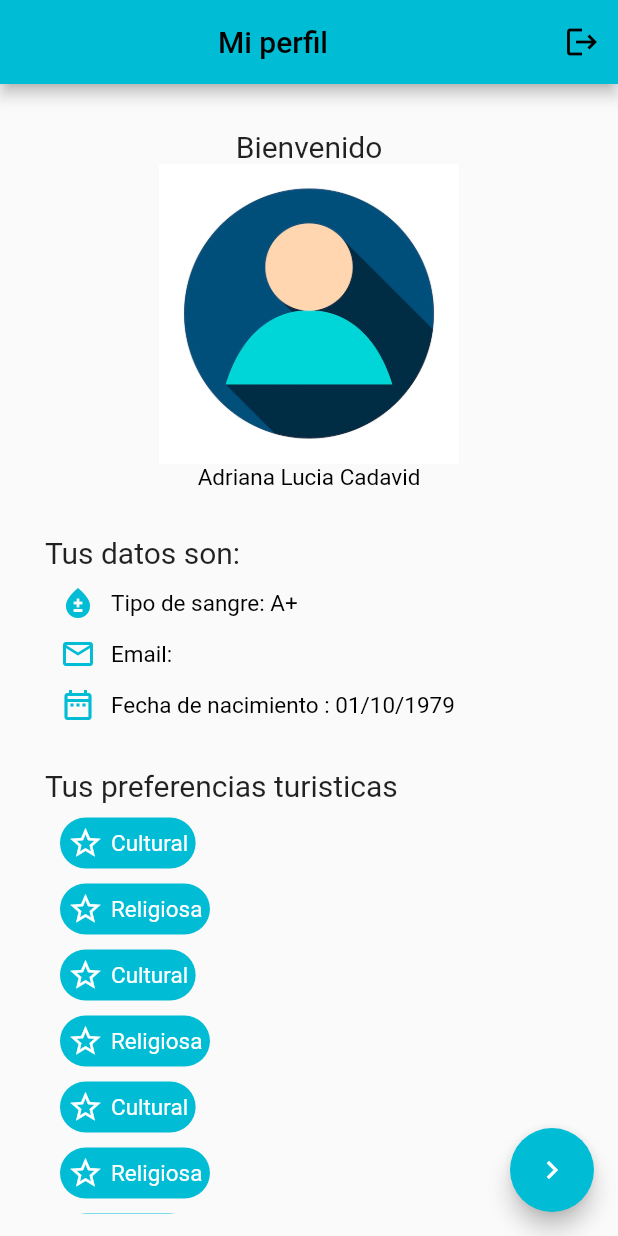
After one commit to FlutterTravelWild/TravelWild, a Flutter app: the ProfilePage screen opened directly, on a phone screen of 412 x 824 dp. The commit adds this screen. Run offline on Flutter 3.47's test engine with Material 2 defaults, Android fonts, the phone set to English and light mode, and no system bars; our stand-ins replace cloud_firestore, firebase_auth, firebase_core, flutter_rating_bar, shared_preferences; accounts and stored records are empty; network calls fail.

Commit message:
Subiendo Profile page, arreglos en ruta y manejo de firebase

```diff
--- a/lib/main.dart
+++ b/lib/main.dart
@@ -1,6 +1,7 @@
 import 'package:flutter/material.dart';
 
 import 'package:flutter_localizations/flutter_localizations.dart';
+import 'package:fluttertravelwild/pages/profile_page.dart';
 
 import 'package:fluttertravelwild/pages/splash_page.dart';
 
@@ -11,7 +12,6 @@ import 'firebase_options.dart';
 //   runApp(const MyApp());
 // }
 void main() async {
-
   WidgetsFlutterBinding.ensureInitialized();
   await Firebase.initializeApp(options: DefaultFirebaseOptions.currentPlatform);
 
@@ -26,7 +26,6 @@ class MyApp extends StatelessWidget {
   Widget build(BuildContext context) {
     return MaterialApp(
       title: 'TravelWild',
-
       localizationsDelegates: const [
         GlobalMaterialLocalizations.delegate,
         GlobalWidgetsLocalizations.delegate,
@@ -37,11 +36,9 @@ class MyApp extends StatelessWidget {
         Locale('es', 'CO'),
       ],
       theme: ThemeData(
-
-        primarySwatch: Colors.green,
+        primarySwatch: Colors.cyan,
       ),
       home: const Splash(),
-
     );
   }
 }
--- a/lib/pages/HomePage.dart
+++ b/lib/pages/HomePage.dart
@@ -1,5 +1,7 @@
+import 'package:firebase_auth/firebase_auth.dart';
 import 'package:flutter/material.dart';
 import 'package:fluttertravelwild/models/Place.dart';
+import 'package:fluttertravelwild/pages/Login_page.dart';
 
 import 'package:shared_preferences/shared_preferences.dart';
 import 'package:flutter_rating_bar/flutter_rating_bar.dart';
@@ -29,7 +31,7 @@ class _HomePageState extends State<HomePage> {
   String imageURL =
       "https://images.pexels.com/photos/12470916/pexels-photo-12470916.jpeg?auto=compress&cs=tinysrgb&w=1260&h=750&dpr=2";
   Place placeLoad = Place.Empty();
-    double _rating = 3.0;
+  double _rating = 3.0;
 
   @override
   void initState() {
@@ -46,9 +48,7 @@ class _HomePageState extends State<HomePage> {
     // print(placeLoad.img);
   }
 
-
   Widget build(BuildContext context) {
-
     final rating = RatingBar.builder(
         initialRating: 3,
         maxRating: 1,
@@ -126,6 +126,19 @@ class _HomePageState extends State<HomePage> {
     );
     return Scaffold(
       appBar: AppBar(
+        actions: [
+          IconButton(
+            onPressed: () {
+              FirebaseAuth.instance.signOut();
+              Navigator.of(context).push(
+                MaterialPageRoute(
+                  builder: (context) => const LoginPage(),
+                ),
+              );
+            },
+            icon: const Icon(Icons.logout),
+          )
+        ],
         title: Text(
           "TravelWild Colombia-Medellín",
           style: TextStyle(
@@ -149,8 +162,8 @@ class _HomePageState extends State<HomePage> {
               const SizedBox(
                 height: 10,
               ),
-              rating
-                , const SizedBox(
+              rating,
+              const SizedBox(
                 height: 10,
               ),
               contenSection,
--- a/lib/pages/Login_page.dart
+++ b/lib/pages/Login_page.dart
@@ -1,6 +1,7 @@
 import 'package:flutter/material.dart';
 import 'package:fluttertravelwild/data/firebase_api.dart';
 import 'package:fluttertravelwild/pages/HomePage.dart';
+import 'package:fluttertravelwild/pages/profile_page.dart';
 import 'package:fluttertravelwild/pages/register_page.dart';
 import 'package:shared_preferences/shared_preferences.dart';
 
@@ -83,8 +84,8 @@ class _LoginPageState extends State<LoginPage> {
         msg = "connection success";
         print("entro");
         print(result);
-        Navigator.pushReplacement(
-            context, MaterialPageRoute(builder: (context) => const HomePage()));
+        Navigator.pushReplacement(context,
+            MaterialPageRoute(builder: (context) => const ProfilePage()));
       }
       _showMsg(msg);
     }
--- /dev/null
+++ b/lib/pages/profile_page.dart
@@ -0,0 +1,261 @@
+import 'package:firebase_auth/firebase_auth.dart';
+import 'package:flutter/material.dart';
+import 'package:fluttertravelwild/pages/HomePage.dart';
+import 'package:fluttertravelwild/pages/Login_page.dart';
+
+class ProfilePage extends StatelessWidget {
+  const ProfilePage({Key? key}) : super(key: key);
+
+  @override
+  Widget build(BuildContext context) {
+    return Scaffold(
+      appBar: AppBar(
+        title: const Center(child: Text("Mi perfil")),
+        actions: [
+          IconButton(
+            onPressed: () {
+              FirebaseAuth.instance.signOut();
+              Navigator.of(context).push(
+                MaterialPageRoute(
+                  builder: (context) => const LoginPage(),
+                ),
+              );
+            },
+            icon: const Icon(Icons.logout),
+          )
+        ],
+      ),
+      body: SafeArea(
+        child: Container(
+          margin: const EdgeInsets.all(15),
+          child: Body(),
+        ),
+      ),
+      floatingActionButton: FloatingActionButton(
+          onPressed: () {
+            Navigator.of(context).push(
+              MaterialPageRoute(
+                builder: (context) => const HomePage(),
+              ),
+            );
+          },
+          child: const Icon(
+            Icons.navigate_next,
+            color: Colors.white,
+          )),
+    );
+  }
+}
+
+class Body extends StatelessWidget {
+  const Body({Key? key}) : super(key: key);
+
+  @override
+  Widget build(BuildContext context) {
+    // Usar aqui datos reales del usuario.
+    var currentUser = FirebaseAuth.instance.currentUser;
+    String userName = "Adriana Lucia Cadavid";
+    String tipoSangre = "A+";
+    String email = currentUser?.email ?? "Sin email";
+    String fechaNacimiento = "01/10/1979";
+    List<String> preferencias = [
+      "Cultural",
+      "Religiosa",
+      "Cultural",
+      "Religiosa",
+      "Cultural",
+      "Religiosa",
+      "Cultural",
+      "Religiosa"
+    ];
+
+    return SingleChildScrollView(
+      child: Column(
+        crossAxisAlignment: CrossAxisAlignment.start,
+        children: [
+          Container(
+            margin: const EdgeInsets.all(15),
+            child: Saludo(
+              nombre: userName,
+            ),
+          ),
+          Container(
+            margin: const EdgeInsets.all(15),
+            child: Datos(
+              tipoSangre: tipoSangre,
+              email: email,
+              fechaNacimiento: fechaNacimiento,
+            ),
+          ),
+          Container(
+            margin: const EdgeInsets.all(15),
+            child: Preferencias(
+              preferencias: preferencias,
+            ),
+          ),
+        ],
+      ),
+    );
+  }
+}
+
+class Saludo extends StatelessWidget {
+  final String nombre;
+  const Saludo({Key? key, required String this.nombre}) : super(key: key);
+
+  @override
+  Widget build(BuildContext context) {
+    return Center(
+      child: Column(
+        children: [
+          const Text("Bienvenido", style: TextStyle(fontSize: 20)),
+          Container(
+            child: Image.asset('assets/img/usuario.png'),
+            height: 200,
+          ),
+          AppText(
+            text: nombre,
+          )
+        ],
+      ),
+    );
+  }
+}
+
+class Datos extends StatelessWidget {
+  final String tipoSangre;
+  final String email;
+  final String fechaNacimiento;
+  const Datos(
+      {Key? key,
+      required this.tipoSangre,
+      required this.email,
+      required this.fechaNacimiento})
+      : super(key: key);
+
+  @override
+  Widget build(BuildContext context) {
+    return Column(
+      crossAxisAlignment: CrossAxisAlignment.start,
+      children: [
+        const Text("Tus datos son:", style: TextStyle(fontSize: 20)),
+        DatosItem(
+          icon: Icons.bloodtype,
+          iconColor: Colors.cyan,
+          textData: "Tipo de sangre: $tipoSangre",
+        ),
+        DatosItem(
+            textData: "Email: $email",
+            icon: Icons.email_outlined,
+            iconColor: Colors.cyan),
+        DatosItem(
+            textData: "Fecha de nacimiento : $fechaNacimiento",
+            icon: Icons.date_range_outlined,
+            iconColor: Colors.cyan),
+      ],
+    );
+  }
+}
+
+//Icon(, color: Colors.red,)
+class DatosItem extends StatelessWidget {
+  final String textData;
+  final IconData icon;
+  final Color iconColor;
+  const DatosItem(
+      {Key? key,
+      required this.textData,
+      required this.icon,
+      required this.iconColor})
+      : super(key: key);
+
+  @override
+  Widget build(BuildContext context) {
+    return Container(
+      margin: const EdgeInsets.only(top: 10, left: 10),
+      child: Row(
+        children: [
+          Icon(
+            icon,
+            color: iconColor,
+          ),
+          const SizedBox(width: 10),
+          AppText(text: textData),
+        ],
+      ),
+    );
+  }
+}
+
+class Preferencias extends StatelessWidget {
+  final List<String> preferencias;
+  const Preferencias({Key? key, required this.preferencias}) : super(key: key);
+
+  @override
+  Widget build(BuildContext context) {
+    List<Widget> preferenciasWidgets = [];
+
+    preferencias.forEach((element) {
+      preferenciasWidgets.add(PreferenciasLabel(
+        preferencia: element,
+      ));
+    });
+
+    return Column(
+      crossAxisAlignment: CrossAxisAlignment.start,
+      children: [
+        Text(
+          "Tus preferencias turisticas",
+          style: TextStyle(fontSize: 20),
+        ),
+        ...preferenciasWidgets
+      ],
+    );
+  }
+}
+
+class PreferenciasLabel extends StatelessWidget {
+  final String preferencia;
+  const PreferenciasLabel({super.key, required this.preferencia});
+
+  @override
+  Widget build(BuildContext context) {
+    return Container(
+      padding: const EdgeInsets.all(5),
+      decoration: const BoxDecoration(
+        color: Colors.cyan,
+        borderRadius: BorderRadius.all(Radius.circular(50)),
+      ),
+      margin: const EdgeInsets.only(top: 10, left: 10),
+      child: Row(
+        mainAxisSize: MainAxisSize.min,
+        children: [
+          const Icon(
+            Icons.star_border,
+            color: Colors.white,
+          ),
+          const SizedBox(
+            width: 5,
+          ),
+          Text(
+            preferencia,
+            style: const TextStyle(fontSize: 15, color: Colors.white),
+          ),
+        ],
+      ),
+    );
+  }
+}
+
+class AppText extends StatelessWidget {
+  final String text;
+  const AppText({Key? key, required this.text}) : super(key: key);
+
+  @override
+  Widget build(BuildContext context) {
+    return Text(
+      text,
+      style: const TextStyle(fontSize: 15, color: Colors.black),
+    );
+  }
+}
--- a/lib/pages/splash_page.dart
+++ b/lib/pages/splash_page.dart
@@ -2,6 +2,7 @@ import 'package:firebase_auth/firebase_auth.dart';
 import 'package:flutter/material.dart';
 import 'package:fluttertravelwild/pages/HomePage.dart';
 import 'package:fluttertravelwild/pages/Login_page.dart';
+import 'package:fluttertravelwild/pages/profile_page.dart';
 
 class Splash extends StatefulWidget {
   // const Splash({super.key});
@@ -12,9 +13,8 @@ class Splash extends StatefulWidget {
 }
 
 class _SplashState extends State<Splash> {
-
   @override
-  void initState(){
+  void initState() {
     _closeSplash();
     super.initState();
   }
@@ -34,16 +34,14 @@ class _SplashState extends State<Splash> {
             context, MaterialPageRoute(builder: (context) => LoginPage()));
       } else {
         Navigator.pushReplacement(
-            context, MaterialPageRoute(builder: (context) => HomePage()));
+            context, MaterialPageRoute(builder: (context) => ProfilePage()));
       }
-
     });
   }
 
-
   @override
   Widget build(BuildContext context) {
-    return  Scaffold(
+    return Scaffold(
         body: Padding(
             padding: const EdgeInsets.symmetric(vertical: 15, horizontal: 17),
             child: Center(
@@ -61,10 +59,6 @@ class _SplashState extends State<Splash> {
                   //   fontSize: 30,color: Colors.cyan))
                 ],
               ),
-
-      )
-
-
-  ));
+            )));
   }
 }
--- a/pubspec.yaml
+++ b/pubspec.yaml
@@ -75,6 +75,7 @@ flutter:
   # To add assets to your application, add an assets section, like this:
   assets:
     - assets/img/baggage.png
+    - assets/img/usuario.png
   #   - images/a_dot_ham.jpeg
 
   # An image asset can refer to one or more resolution-specific "variants", see
```
Also changed, not shown: assets/img/usuario.png (added). Lines whose indentation alone changed are shown as unchanged.
